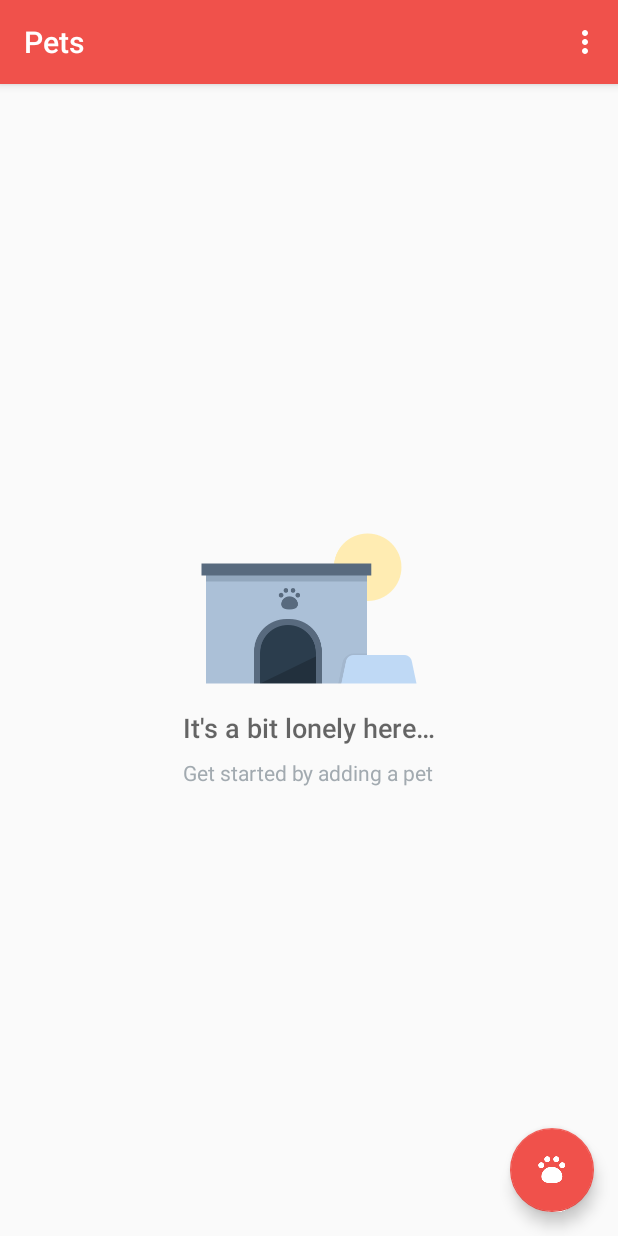
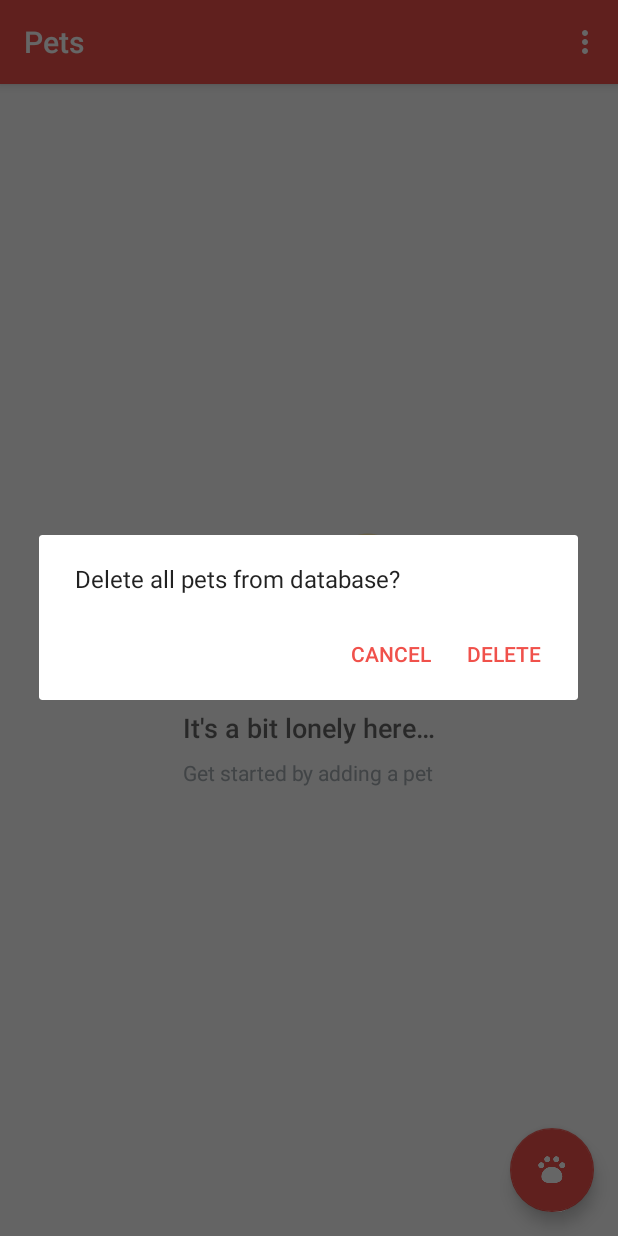
Before and after one commit to ZarifAhsan/PetsApp, an Android app: the screen it shows after launch (CatalogActivity), in the options menu, after a tap on "Delete All Pets", on a phone screen of 412 x 824 dp. Run offline under Robolectric (Android 15) with nearby library versions, the phone set to English and light mode, and no system bars.

Commit message:
Added confirmation dialogue for deleting all pets

```diff
--- a/app/src/main/java/com/example/petsapp/CatalogActivity.java
+++ b/app/src/main/java/com/example/petsapp/CatalogActivity.java
@@ -2,6 +2,7 @@ package com.example.petsapp;
 
 import androidx.annotation.NonNull;
 import androidx.annotation.Nullable;
+import androidx.appcompat.app.AlertDialog;
 import androidx.appcompat.app.AppCompatActivity;
 import androidx.loader.app.LoaderManager;
 import androidx.loader.content.CursorLoader;
@@ -10,6 +11,7 @@ import androidx.loader.content.Loader;
 import android.annotation.SuppressLint;
 import android.content.ContentUris;
 import android.content.ContentValues;
+import android.content.DialogInterface;
 import android.content.Intent;
 import android.database.Cursor;
 import android.net.Uri;
@@ -21,6 +23,7 @@ import android.view.View;
 import android.widget.AdapterView;
 import android.widget.ListView;
 import android.widget.TextView;
+import android.widget.Toast;
 
 import com.example.petsapp.data.PetContract;
 import com.example.petsapp.data.PetDbHelper;
@@ -96,9 +99,36 @@ public class CatalogActivity extends AppCompatActivity implements LoaderManager.
         Uri newUri = getContentResolver().insert(PetContract.CONTENT_URI, values);
     }
 
+    private void showDeleteConfirmationDialog() {
+        AlertDialog.Builder builder = new AlertDialog.Builder(this);
+        builder.setMessage(R.string.delete_all_pets);
+        builder.setPositiveButton(R.string.delete, new DialogInterface.OnClickListener() {
+            public void onClick(DialogInterface dialog, int id) {
+                deleteAllPets();
+            }
+        });
+        builder.setNegativeButton(R.string.cancel, new DialogInterface.OnClickListener() {
+            public void onClick(DialogInterface dialog, int id) {
+                if (dialog != null) {
+                    dialog.dismiss();
+                }
+            }
+        });
+
+        AlertDialog alertDialog = builder.create();
+        alertDialog.show();
+    }
+
     private void deleteAllPets() {
         int rowsDeleted = getContentResolver().delete(PetContract.CONTENT_URI, null, null);
-        Log.v("CatalogActivity", rowsDeleted + " rows deleted from pet database");
+
+        if (rowsDeleted == 0) {
+            Toast.makeText(this, "No Pet data to delete", Toast.LENGTH_SHORT).show();
+
+        } else {
+            Toast.makeText(this, "All Pets Deleted", Toast.LENGTH_SHORT).show();
+
+        }
     }
 
     @Override
@@ -115,7 +145,7 @@ public class CatalogActivity extends AppCompatActivity implements LoaderManager.
                 return true;
 
             case R.id.action_delete_all_entries:
-                deleteAllPets();
+                showDeleteConfirmationDialog();
                 return true;
         }
 
--- a/app/src/main/res/values/strings.xml
+++ b/app/src/main/res/values/strings.xml
@@ -86,6 +86,8 @@
     <!-- Dialog message to ask the user to confirm deleting the current pet [CHAR LIMIT=NONE] -->
     <string name="delete_dialog_msg">Delete this pet?</string>
 
+    <string name="delete_all_pets">Delete all pets from database?</string>
+
     <!-- Dialog button text for the option to confirm deleting the current pet [CHAR LIMIT=20] -->
     <string name="delete">Delete</string>
 
```
